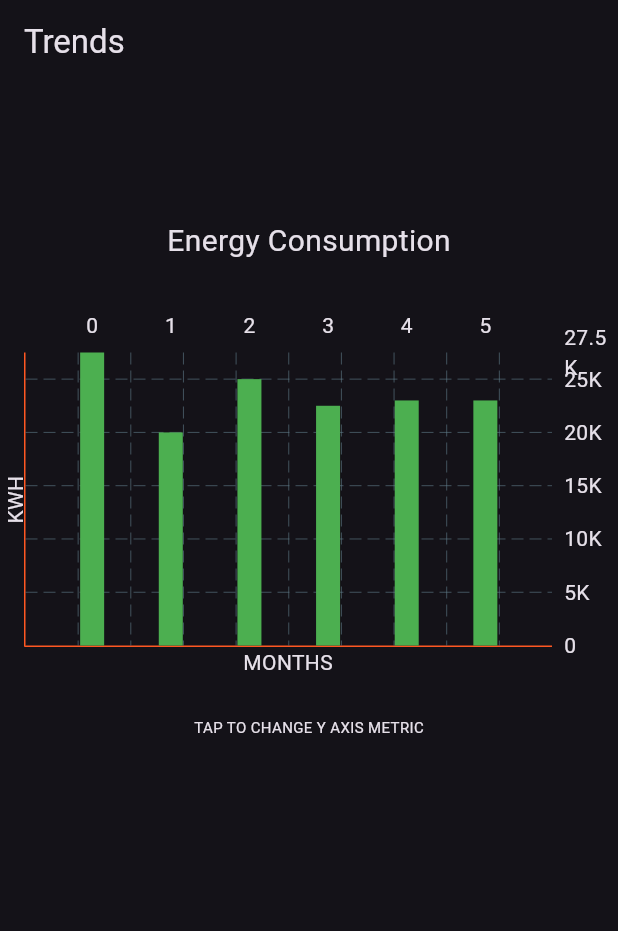
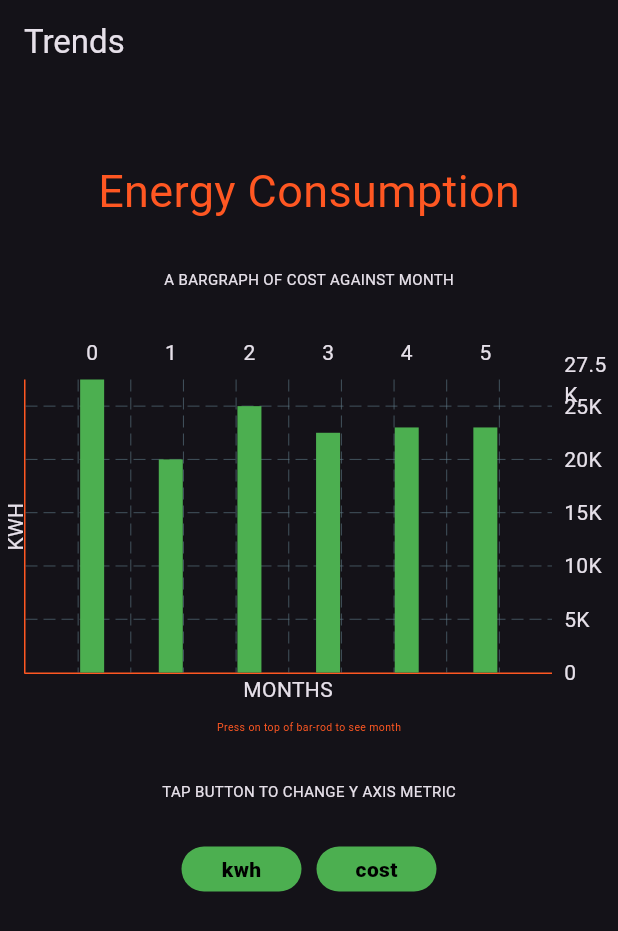
Before and after one commit to NGURE-TIM/group-7-admin-ems, a Flutter app: the energy screen opened directly, on a phone screen of 412 x 824 dp. Shown: the top 931 px of the screen. Run offline on Flutter 3.47's test engine with Material 2 defaults, Android fonts, the phone set to English and light mode, and no system bars; drawn by our look-alikes of fl_chart.

Commit message:
Trends page complete

```diff
--- a/lib/homepage/energy consumption/energy.dart
+++ b/lib/homepage/energy consumption/energy.dart
@@ -1,15 +1,14 @@
 import 'package:flutter/material.dart';
-import 'package:fl_chart/fl_chart.dart';
-import 'package:admin/homepage/Data/trends.dart';
-class energy extends StatefulWidget {
+import 'package:admin/homepage/widgets/widgets.dart';
+import 'package:provider/provider.dart';
+import 'package:admin/homepage/energy consumption/providerLogic.dart';
 
 
+class energy extends StatefulWidget {
   @override
   State<energy> createState() => _energyState();
 }
-
 class _energyState extends State<energy> {
-
   @override
   Widget build(BuildContext context) {
     return Scaffold(
@@ -17,133 +16,117 @@ class _energyState extends State<energy> {
         automaticallyImplyLeading: false,
         title: Text('Trends'),
       ),
-      body: Container(
+      body: MultiProvider(
+        providers: [
+          ChangeNotifierProvider(create: (context)=>Select())
+        ],
+        child: Container(
           child: Column(
 
             children: [
               SizedBox(
-              height: 90,
+                height: 50,
               ),
               Text(
                   'Energy Consumption',
                 style: TextStyle(
-                fontSize: 20
+                  fontSize: 30,
+                  color: Colors.deepOrange
                 ),
 
               ),
               SizedBox(
                 height: 30,
               ),
-            AspectRatio(
-              aspectRatio:  1.7,
-              child: BarChart(
-                  BarChartData(
-                   barTouchData: BarTouchData(
-                     enabled: true,
-                     touchTooltipData: BarTouchTooltipData(
-                       tooltipBgColor: Colors.orangeAccent,
-                    getTooltipItem: (BarChartGroupData z , int y , BarChartRodData g , int l){
-                        String month;
-                        List months=[];
-                        for(Trends y in myTrends){
-                          months.add(y.month);
-                        }
-                        if(z.x >=0 && z.x < months.length ){
-                          month=months[z.x];
-                        }
-                        else {
-                          throw Error();
-                        }
-                         return BarTooltipItem(
-                             month,
-
-                             const TextStyle(
-                             color: Colors.white,
-                             fontWeight: FontWeight.bold,
-                             fontSize: 18,
-                             ),
-                           children: <TextSpan>[
-                             TextSpan(
-                               text: (g.toY - 1).toString(),
+              Consumer
+              <Select>(builder:(context,selectProviderModel,child)=> Text(
+                  selectProviderModel.title,
                   style: TextStyle(
-                                 color: Colors.green,
-                                 fontSize: 16,
-                                 fontWeight: FontWeight.w500,
-                               ),
-                             ),
-                           ],
-                         );
-                    }
+                      fontSize: 10
                   ),
 
                 ),
-                  borderData: FlBorderData(
-                      border: const Border(
-                        top: BorderSide.none,
-                        right: BorderSide.none,
-                        left: BorderSide(
+              ),
+              SizedBox(
+                height: 30,
+              ),
+
+              Consumer<Select>(
+                builder:(context,selectProviderModel,child)=> AspectRatio(
+                  aspectRatio:  1.7,
+                  child: buildBarChart(selectProviderModel.metric , selectProviderModel.y),
+                ),
+              ),
+              SizedBox(
+                height: 15,
+              ),
+              Text(
+                'Press on top of bar-rod to see month',
+                style: TextStyle(
+                    fontSize:7,
                   color: Colors.deepOrange
                 ),
-                        bottom: BorderSide(
-                            color: Colors.deepOrange
-                        ),
-                      )),
-                  groupsSpace: 10,
-                  titlesData:FlTitlesData(
-                    show: true,
-                    leftTitles: AxisTitles(
-                      axisNameWidget: Text(
-                        'KWH'
-                      )
-                    ),
-                    bottomTitles: AxisTitles(
-                        axisNameWidget: Text(
-                            'MONTHS'
-                        )
-                    )
-                  ) ,
-                  barGroups: barChartGroupData(myTrends)
-
-                  )),
               ),
               SizedBox(
                 height: 30,
               ),
                Text(
-              'TAP TO CHANGE Y AXIS METRIC',
+                'TAP BUTTON TO CHANGE Y AXIS METRIC',
                 style: TextStyle(
                     fontSize: 10
                 ),
+              ),
+              SizedBox(
+                height: 30,
+              ),
+              Row(
+                mainAxisAlignment: MainAxisAlignment.center,
+                children: [
+                  Consumer<Select>(
+                      builder:(context,selectProviderModel,child)=>
+                      buildButton('kwh',Colors.green,selectProviderModel.Status1 , 1, 'A BARGRAPH OF KWH AGAINST MONTH')),
+                  SizedBox(
+                    width:10,
+                  ),
+                  Consumer<Select>(
+                      builder:(context,selectProviderModel,child)=> buildButton('cost',Colors.blueGrey,selectProviderModel.Status2, 2, 'A BARGRAPH OF COST AGAINST MONTH')),
+                ],
+              ),
 
+
+            ],
           ),
-          ],
+        ),
+      ),
+    );
+  }
+
+ buildButton(String buttonname ,Color x, bool buttonState, int button ,String title ) {
+
+    return Consumer<Select>(
+      builder:(context,selectProviderModel,child)=> GestureDetector(
+        onTap: (){
+selectProviderModel.getMetric(buttonname,x,title);
+selectProviderModel.changeButtonStatus(button);
+        },
+        child: Container(
+                    width: 80,
+                    height: 30,
+                    decoration: BoxDecoration(
+                        color:buttonState? Colors.green:Colors.blueGrey,
+                        borderRadius:BorderRadius.circular(20)
+                    ),
+          child: Center(
+            child: Text(
+              buttonname,
+              style: TextStyle(
+                color:buttonState? Colors.black:Colors.white,
+                fontWeight: FontWeight.w800
+              ),
+            ),
+          ),
                   ),
       ),
     );
   }
 }
-
-List<BarChartGroupData>? barChartGroupData (List<Trends> barData){
-  List<BarChartGroupData> sections=[];
-
- int index=-1;
-  for (Trends x in barData) {
-    index++;
-    sections.add( BarChartGroupData(
-
-      x:index,
-      barRods: [
-        BarChartRodData(
-          fromY: 0,
-          toY:x.kwh,
-          borderRadius: BorderRadius.zero,
-          color: Colors.green,
-          width: 16,
-        ),
-
-      ],
-    ));
-  }
-
-  return sections;
-  }
--- /dev/null
+++ b/lib/homepage/energy consumption/providerLogic.dart
@@ -0,0 +1,47 @@
+import 'package:flutter/material.dart';
+
+
+class Select extends ChangeNotifier{
+
+ late String metric='kwh';
+ late Color y =Colors.green;
+ late bool Status1=true;
+ late bool Status2=true;
+ late String title= 'A BARGRAPH OF COST AGAINST MONTH';
+ changeButtonStatus(int button){
+   if (Status1==false  && button == 1 && Status2==true){
+     Status1=true;
+     Status2=false;
+   }
+   else if (Status1==true && button == 2  && Status2==false )
+     {
+       Status1=false;
+       Status2=true;
+     }
+   else if (Status1==true && button == 1 && Status2==false )
+   {
+     Status1=false;
+     Status2=true;
+   }
+   else if (Status1==true  && button == 2 && Status2==true){
+     Status1=true;
+     Status2=false;
+   }
+
+
+
+
+   notifyListeners();
+ }
+  getMetric(String m , Color x, String l){
+   title=l;
+    y=x;
+    metric=m;
+    notifyListeners();
+  }
+
+
+
+
+
+}
--- a/lib/homepage/widgets/widgets.dart
+++ b/lib/homepage/widgets/widgets.dart
@@ -1,6 +1,7 @@
 import 'package:flutter/material.dart';
 import 'package:admin/homepage/Data/utilities.dart';
 import 'package:fl_chart/fl_chart.dart';
+import 'package:admin/homepage/Data/trends.dart';
 import 'package:admin/homepage/loadpages/load.dart';
 import'package:admin/homepage/Constants/colorConsts/colors.dart';
 import 'package:admin/homepage/energy consumption/energy.dart';
@@ -159,3 +160,116 @@ buildRows (String x , double y){
   );
 
 }
+
+
+
+
+class buildBarChart extends StatelessWidget {
+   String metric;
+  Color x;
+
+  buildBarChart(this.metric , this.x);
+  @override
+  Widget build(BuildContext context) {
+    return BarChart(
+        BarChartData(
+            barTouchData: BarTouchData(
+              enabled: true,
+              touchTooltipData: BarTouchTooltipData(
+                  tooltipBgColor: Colors.blueGrey,
+                  getTooltipItem: (BarChartGroupData z , int y , BarChartRodData g , int l){
+                    String month;
+                    List months=[];
+                    for(Trends y in myTrends){
+                      months.add(y.month);
+                    }
+                    if(z.x >=0 && z.x < months.length ){
+                      month=months[z.x];
+                    }
+                    else {
+                      throw Error();
+                    }
+                    return BarTooltipItem(
+                      '$month\n',
+
+                      const TextStyle(
+                        color: Colors.white,
+                        fontWeight: FontWeight.bold,
+                        fontSize: 18,
+                      ),
+                      children: <TextSpan>[
+                        TextSpan(
+                          text: (g.toY - 1).toString(),
+                          style: TextStyle(
+                            color: Colors.green,
+                            fontSize: 16,
+                            fontWeight: FontWeight.w500,
+                          ),
+                        ),
+                      ],
+                    );
+                  }
+              ),
+
+            ),
+            borderData: FlBorderData(
+                border: const Border(
+                  top: BorderSide.none,
+                  right: BorderSide.none,
+                  left: BorderSide(
+                      color: Colors.deepOrange
+                  ),
+                  bottom: BorderSide(
+                      color: Colors.deepOrange
+                  ),
+                )),
+            groupsSpace: 10,
+            titlesData:FlTitlesData(
+                show: true,
+                leftTitles: AxisTitles(
+                    axisNameWidget: Text(
+                        metric.toUpperCase()
+                    )
+                ),
+                bottomTitles: AxisTitles(
+                    axisNameWidget: Text(
+                        'MONTHS'
+                    )
+                )
+            ) ,
+            barGroups: barChartGroupData(myTrends,metric ,x)
+
+        ));
+  }
+}
+
+List<BarChartGroupData>? barChartGroupData (List<Trends> barData,String metric,Color color){
+  List<BarChartGroupData> sections=[];
+  int index=-1;
+  for (Trends x in barData) {
+
+    index++;
+    late double metricValue;
+    if (metric=='kwh'){
+      metricValue=x.kwh;
+    }
+    else{
+      metricValue=x.cost;
+    }
+    sections.add( BarChartGroupData(
+      x:index,
+      barRods: [
+        BarChartRodData(
+          fromY: 0,
+          toY:metricValue,
+          borderRadius: BorderRadius.zero,
+          color: color,
+          width: 16,
+        ),
+
+      ],
+    ));
+  }
+
+  return sections;
+}
--- a/pubspec.yaml
+++ b/pubspec.yaml
@@ -37,6 +37,7 @@ dependencies:
   cupertino_icons: ^1.0.2
   animated_bottom_navigation_bar: ^1.3.0
   fl_chart: ^0.64.0
+  provider: ^6.0.5
 
 dev_dependencies:
   flutter_test:
```
Also changed, not shown: lib/homepage/Data/trends.dart (+6 -6 lines), pubspec.lock. Lines whose indentation alone changed are shown as unchanged.
